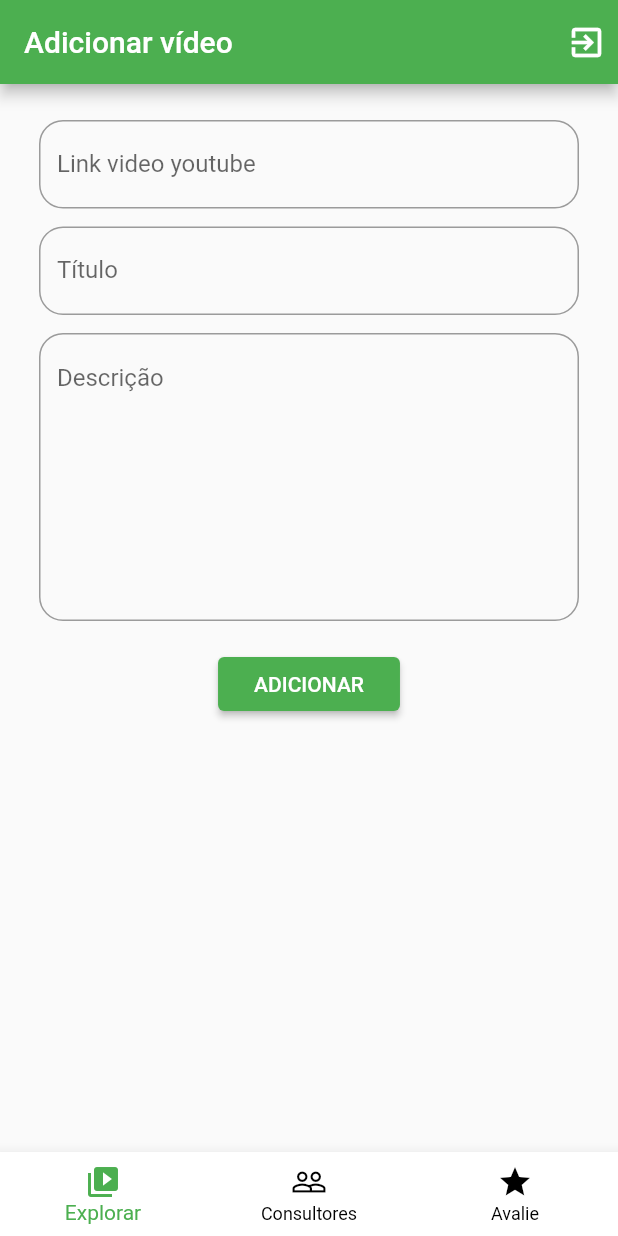
After one commit to RaphaelOliveiraMoura/consultant_app, a Flutter app: the screen it shows after launch, on a phone screen of 412 x 824 dp. The commit adds this screen. Run offline on Flutter 3.47's test engine with Material 2 defaults, Android fonts, the phone set to English and light mode, and no system bars; our stand-ins replace flutter_rating_bar, youtube_player_flutter.

Commit message:
feat: create add content page

```diff
--- a/lib/app/app.dart
+++ b/lib/app/app.dart
@@ -1,4 +1,4 @@
-import 'package:consultant_app/app/pages/rating_page.dart';
+import 'package:consultant_app/app/pages/add_content_page.dart';
 import 'package:flutter/material.dart';
 
 class App extends StatelessWidget {
@@ -13,7 +13,7 @@ class App extends StatelessWidget {
             buttonColor: Colors.green,
             textTheme: ButtonTextTheme.primary,
           )),
-      home: RatingPage(),
+      home: AddContentPage(),
     );
   }
 }
--- /dev/null
+++ b/lib/app/pages/add_content_page.dart
@@ -0,0 +1,69 @@
+import 'package:consultant_app/app/components/bottom_navigaton/bottom_navigaton_widget.dart';
+import 'package:flutter/material.dart';
+
+class AddContentPage extends StatelessWidget {
+  @override
+  Widget build(BuildContext context) {
+    return Scaffold(
+      appBar: AppBar(title: Text('Adicionar vídeo'), actions: [
+        GestureDetector(
+          onTap: () {},
+          child: Padding(
+            padding: const EdgeInsets.all(8.0),
+            child: Icon(Icons.exit_to_app, size: 26.0),
+          ),
+        )
+      ]),
+      body: Container(
+        child: SingleChildScrollView(
+          child: Padding(
+            padding:
+                const EdgeInsets.only(top: 24, left: 26, right: 26, bottom: 12),
+            child: Column(
+              children: [
+                TextFormField(
+                  controller: null,
+                  textInputAction: TextInputAction.next,
+                  decoration: InputDecoration(
+                      border: OutlineInputBorder(
+                          borderRadius: BorderRadius.circular(16)),
+                      labelText: "Link video youtube",
+                      hintText: "Digite o link do video do youtube"),
+                ),
+                SizedBox(height: 12),
+                TextFormField(
+                  controller: null,
+                  textInputAction: TextInputAction.next,
+                  decoration: InputDecoration(
+                      border: OutlineInputBorder(
+                          borderRadius: BorderRadius.circular(16)),
+                      labelText: "Título",
+                      hintText: "Digite o título do seu conteúdo"),
+                ),
+                SizedBox(height: 12),
+                TextFormField(
+                  controller: null,
+                  textInputAction: TextInputAction.send,
+                  maxLines: 8,
+                  textAlignVertical: TextAlignVertical.top,
+                  decoration: InputDecoration(
+                      alignLabelWithHint: true,
+                      border: OutlineInputBorder(
+                          borderRadius: BorderRadius.circular(16)),
+                      labelText: "Descrição",
+                      hintText: "Digite uma descrição para seu contéudo"),
+                ),
+                SizedBox(height: 18),
+                RaisedButton(
+                  onPressed: () {},
+                  child: Text('ADICIONAR'),
+                )
+              ],
+            ),
+          ),
+        ),
+      ),
+      bottomNavigationBar: BottomNavigatonWidget(),
+    );
+  }
+}
```
